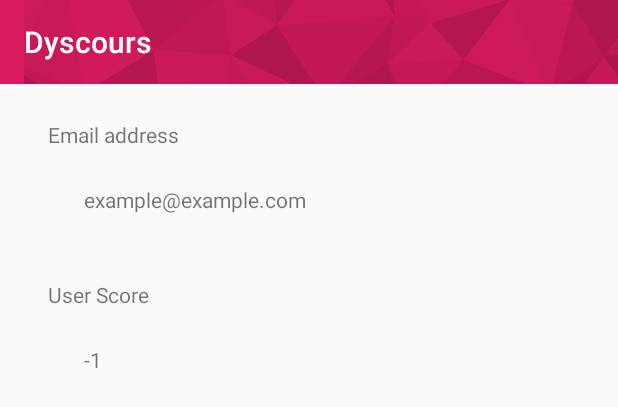
After one commit to kyeoul/Dyscours, an Android app: the layout activity_user_account.xml on its own in the app's theme, with its tools: preview values and no code run, on a phone screen of 412 x 824 dp. The commit adds this screen. Shown: the top 407 px of the screen. Run offline under Robolectric (Android 15) with nearby library versions, the phone set to English and light mode, and no system bars.

Commit message:
Implemented account management activity.

```diff
--- a/app/src/main/AndroidManifest.xml
+++ b/app/src/main/AndroidManifest.xml
@@ -9,7 +9,8 @@
         android:roundIcon="@mipmap/ic_launcher_dyscours_round"
         android:supportsRtl="true"
         android:theme="@style/AppTheme">
-        <activity android:name=".SettingsActivity"></activity>
+        <activity android:name=".UserAccountActivity"></activity>
+        <activity android:name=".SettingsActivity" />
         <activity android:name=".MainActivity" />
         <activity android:name=".FinishedActivity" />
         <activity android:name=".ChatActivity" />
--- a/app/src/main/java/com/example/dyscours/MainActivity.java
+++ b/app/src/main/java/com/example/dyscours/MainActivity.java
@@ -300,6 +300,11 @@
             startActivity(intent);
             return true;
         }
+        else if (id == R.id.action_user_account){
+            Intent intent = new Intent(this, UserAccountActivity.class);
+            startActivity(intent);
+            return true;
+        }
 
         return false;
     }
--- /dev/null
+++ b/app/src/main/res/layout/activity_user_account.xml
@@ -0,0 +1,69 @@
+<?xml version="1.0" encoding="utf-8"?>
+<androidx.constraintlayout.widget.ConstraintLayout xmlns:android="http://schemas.android.com/apk/res/android"
+    xmlns:app="http://schemas.android.com/apk/res-auto"
+    xmlns:tools="http://schemas.android.com/tools"
+    android:layout_width="match_parent"
+    android:layout_height="match_parent"
+    tools:context=".SettingsActivity">
+
+    <include
+        android:id="@+id/toolbarUserAccount"
+        layout="@layout/toolbar_user_account" />
+
+    <ScrollView
+        android:id="@+id/scrollView2"
+        android:layout_width="match_parent"
+        android:layout_height="wrap_content"
+        app:layout_constraintStart_toStartOf="parent"
+        app:layout_constraintTop_toBottomOf="@+id/toolbarUserAccount">
+
+        <androidx.constraintlayout.widget.ConstraintLayout
+            android:layout_width="match_parent"
+            android:layout_height="wrap_content">
+
+
+        </androidx.constraintlayout.widget.ConstraintLayout>
+    </ScrollView>
+
+    <TextView
+        android:id="@+id/textView7"
+        android:layout_width="wrap_content"
+        android:layout_height="wrap_content"
+        android:layout_marginStart="32dp"
+        android:layout_marginTop="24dp"
+        android:text="Email address"
+        app:layout_constraintStart_toStartOf="parent"
+        app:layout_constraintTop_toBottomOf="@+id/scrollView2" />
+
+    <TextView
+        android:id="@+id/textViewEmailAddress"
+        android:layout_width="0dp"
+        android:layout_height="wrap_content"
+        android:layout_marginStart="24dp"
+        android:layout_marginTop="24dp"
+        android:layout_marginEnd="24dp"
+        android:text="example@example.com"
+        app:layout_constraintEnd_toEndOf="parent"
+        app:layout_constraintStart_toStartOf="@+id/textView7"
+        app:layout_constraintTop_toBottomOf="@+id/textView7" />
+
+    <TextView
+        android:id="@+id/textView13"
+        android:layout_width="wrap_content"
+        android:layout_height="wrap_content"
+        android:layout_marginTop="44dp"
+        android:text="User Score"
+        app:layout_constraintStart_toStartOf="@+id/textView7"
+        app:layout_constraintTop_toBottomOf="@+id/textViewEmailAddress" />
+
+    <TextView
+        android:id="@+id/textViewUserScore"
+        android:layout_width="wrap_content"
+        android:layout_height="wrap_content"
+        android:layout_marginStart="24dp"
+        android:layout_marginTop="24dp"
+        android:text="-1"
+        app:layout_constraintStart_toStartOf="@+id/textView13"
+        app:layout_constraintTop_toBottomOf="@+id/textView13" />
+
+</androidx.constraintlayout.widget.ConstraintLayout>
--- /dev/null
+++ b/app/src/main/res/layout/toolbar_user_account.xml
@@ -0,0 +1,34 @@
+<androidx.appcompat.widget.Toolbar
+    xmlns:android="http://schemas.android.com/apk/res/android"
+    android:layout_width="match_parent"
+    android:layout_height="?attr/actionBarSize"
+    android:background="@color/colorAccent"
+    android:theme="@style/ThemeOverlay.AppCompat.Dark.ActionBar"
+    android:padding="0dp"
+    android:fitsSystemWindows="true">
+
+    <RelativeLayout
+        android:layout_width="match_parent"
+        android:layout_height="match_parent">
+
+        <ImageView
+            android:layout_width="match_parent"
+            android:layout_height="match_parent"
+            android:layout_alignParentEnd="true"
+            android:layout_gravity="center"
+            android:scaleType="center"
+            android:src="@drawable/lowpoly" />
+
+        <TextView
+            android:id="@+id/titleTextUserAccount"
+            android:layout_width="wrap_content"
+            style="@style/TextAppearance.AppCompat.Widget.ActionBar.Title"
+            android:textColor="#FFFFFF"
+            android:layout_height="wrap_content"
+            android:text="@string/app_name"
+            android:layout_gravity="center_vertical"
+            android:layout_centerVertical="true"
+            android:layout_weight="1" />
+
+    </RelativeLayout>
+</androidx.appcompat.widget.Toolbar>
```
Also changed, not shown: app/src/main/java/com/example/dyscours/FirebaseHelper.java (+21 -0 lines), app/src/main/java/com/example/dyscours/UserAccountActivity.java (added, +45 -0 lines), app/src/main/res/layout/activity_settings.xml (+0 -11 lines), app/src/main/res/menu/menu_items.xml (+7 -3 lines).
